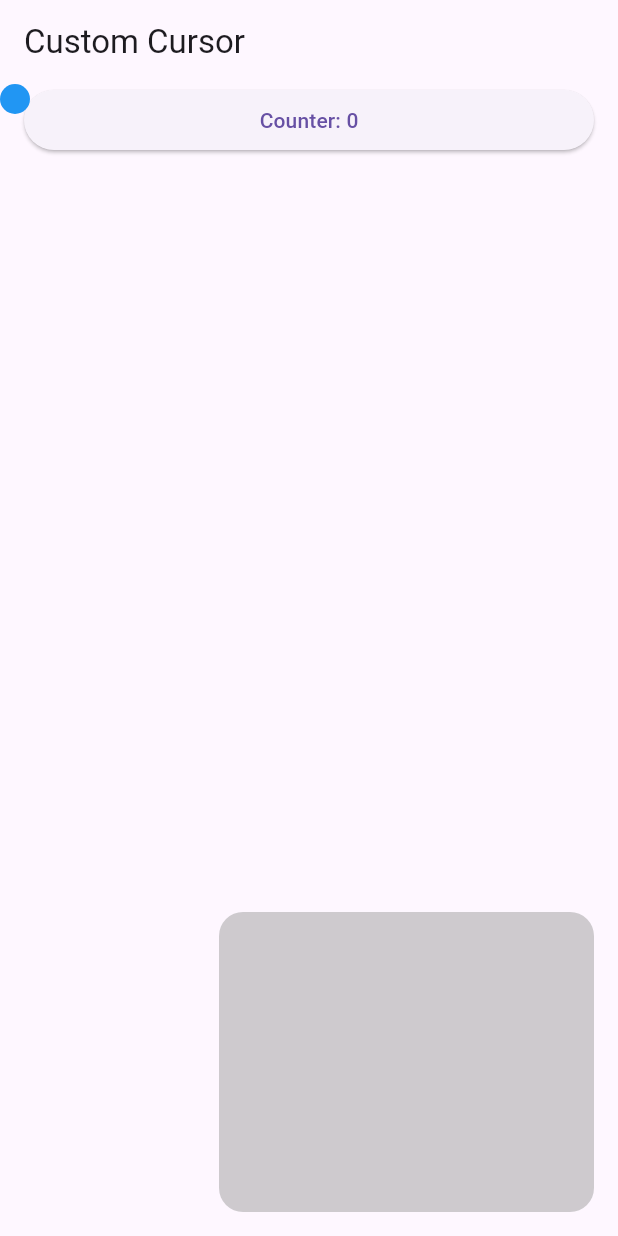
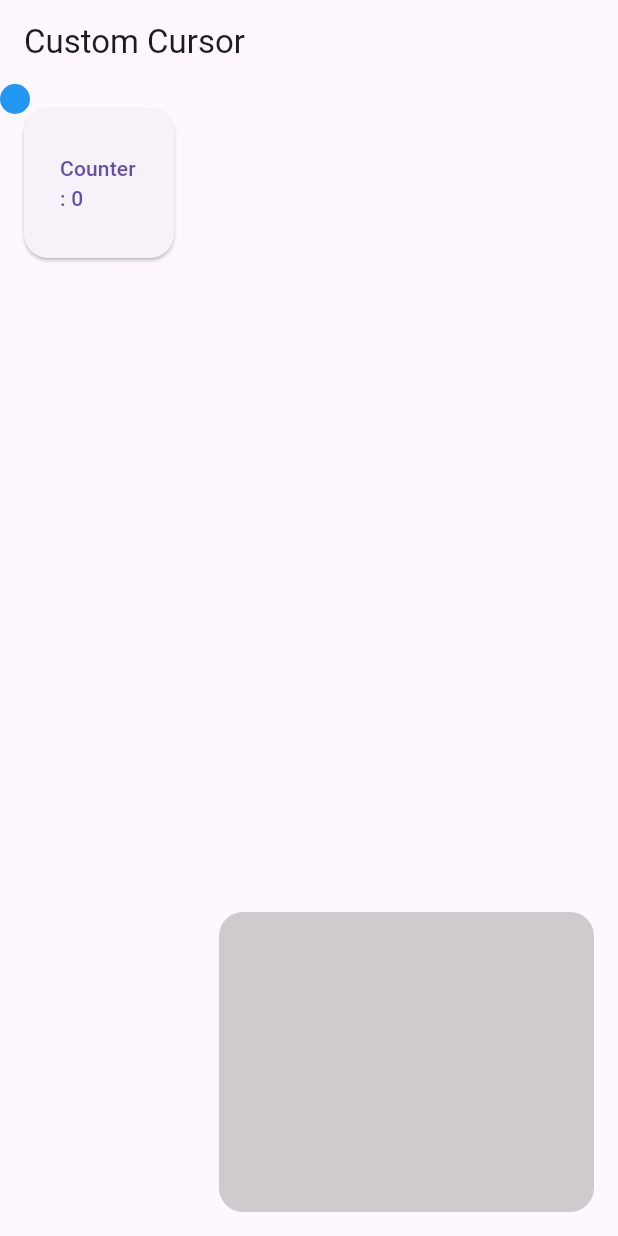
Before and after one commit to twhc20/one_handed_cursor, a Flutter app: the screen it shows after launch, on a phone screen of 412 x 824 dp. Run offline on Flutter 3.47's test engine with Material 3 defaults, Android fonts, the phone set to English and light mode, and no system bars.

Commit message:
Able to press button with cursor

```diff
--- a/lib/custom_widgets/button.dart
+++ b/lib/custom_widgets/button.dart
@@ -17,25 +17,43 @@ class ButtonNotfiier extends ChangeNotifier {
 class Button extends StatelessWidget {
   final double x;
   final double y;
+  final double width;
+  final double height;
   ValueNotifier<int> counter = ValueNotifier(0);
 
-  Button({Key? key, this.x = 0, this.y = 0}) : super(key: key);
+  Button(
+      {Key? key, this.x = 5, this.y = 10, this.width = 100, this.height = 100})
+      : super(key: key);
+
+  Rect getRect() {
+    return Rect.fromLTWH(x, y, width, height);
+  }
+
   @override
   Widget build(BuildContext context) {
     final buttonNotifier = Provider.of<ButtonNotfiier>(context);
     return Positioned(
         left: x,
-        right: y,
+        top: y,
         child: GestureDetector(
           behavior: HitTestBehavior.translucent,
           child: ValueListenableBuilder(
             valueListenable: counter,
             builder: (context, int counter, child) {
-              return ElevatedButton(
-                onPressed: () => buttonNotifier
-                    .increment(), // Disable the button's own onPressed event
-                child:
-                    Text('Counter: ${buttonNotifier.getCounter().toString()}'),
+              return SizedBox(
+                width: width,
+                height: height,
+                child: ElevatedButton(
+                  onPressed: () => buttonNotifier
+                      .increment(), // Disable the button's own onPressed event
+                  style: ElevatedButton.styleFrom(
+                    shape: RoundedRectangleBorder(
+                      borderRadius: BorderRadius.circular(16.0),
+                    ),
+                  ),
+                  child: Text(
+                      'Counter: ${buttonNotifier.getCounter().toString()}'),
+                ),
               );
             },
           ),
--- a/lib/custom_widgets/cursor.dart
+++ b/lib/custom_widgets/cursor.dart
@@ -12,6 +12,8 @@ class CursorNotifier extends ChangeNotifier {
   CursorNotifier({this.radius = 10.0});
 
   Offset get position => Offset(positionX, positionY);
+
+  Rect get rect => Rect.fromLTWH(positionX, positionY, radius * 2, radius * 2);
 
   void updateScreenSize(double width, double height, double bottomPadding) {
     screenWidth = width;
--- a/lib/custom_widgets/touchpad.dart
+++ b/lib/custom_widgets/touchpad.dart
@@ -4,7 +4,8 @@ class Touchpad extends StatefulWidget {
   final Function(double, double) onUpdatePosition;
   final Function() onTap;
 
-  Touchpad({super.key, required this.onUpdatePosition, required this.onTap});
+  const Touchpad(
+      {super.key, required this.onUpdatePosition, required this.onTap});
 
   @override
   _TouchpadState createState() => _TouchpadState();
@@ -29,6 +30,9 @@ class _TouchpadState extends State<Touchpad> {
             widget.onUpdatePosition(positionX, positionY);
           });
         },
+        onTap: () {
+          widget.onTap();
+        },
         child: Container(
           width: 250.0,
           height: 200.0,
--- /dev/null
+++ b/lib/helper_functions/check_overlap.dart
@@ -0,0 +1,5 @@
+import 'package:flutter/material.dart';
+
+bool checkOverlap(Rect rect1, Rect rect2) {
+  return rect1.overlaps(rect2);
+}
```
Also changed, not shown: lib/main.dart (+16 -2 lines), 1 other file.
